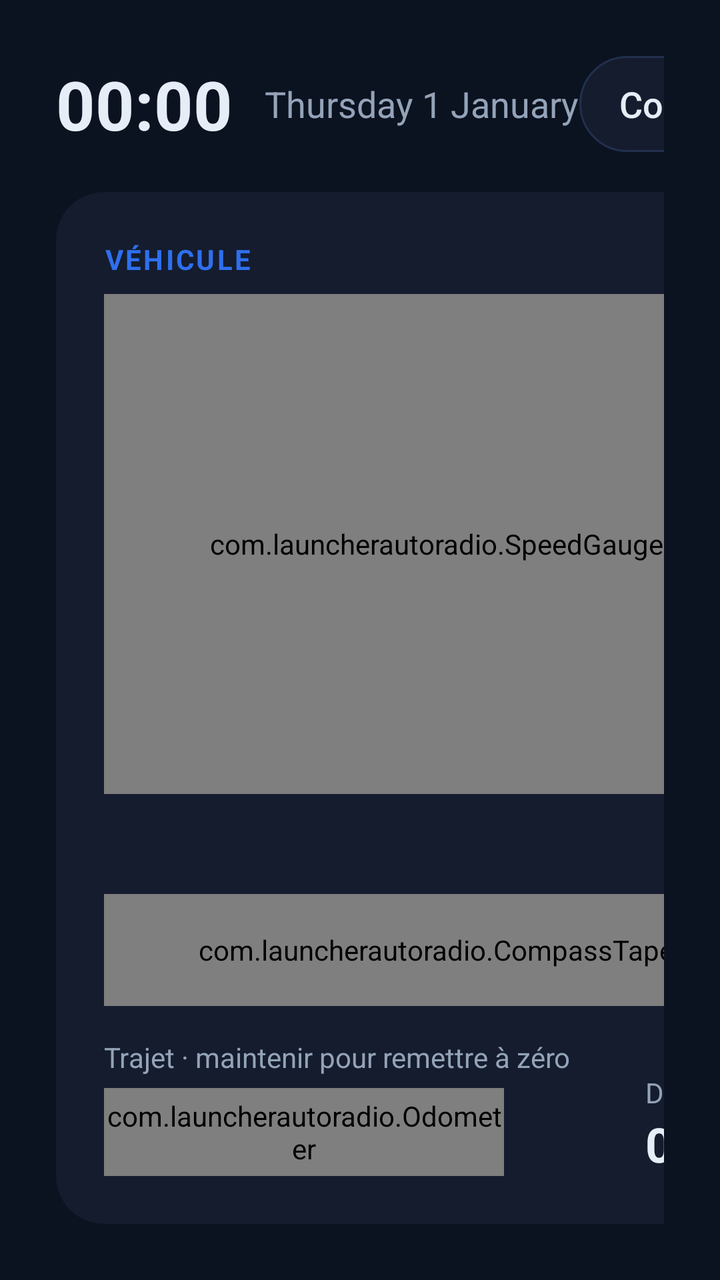
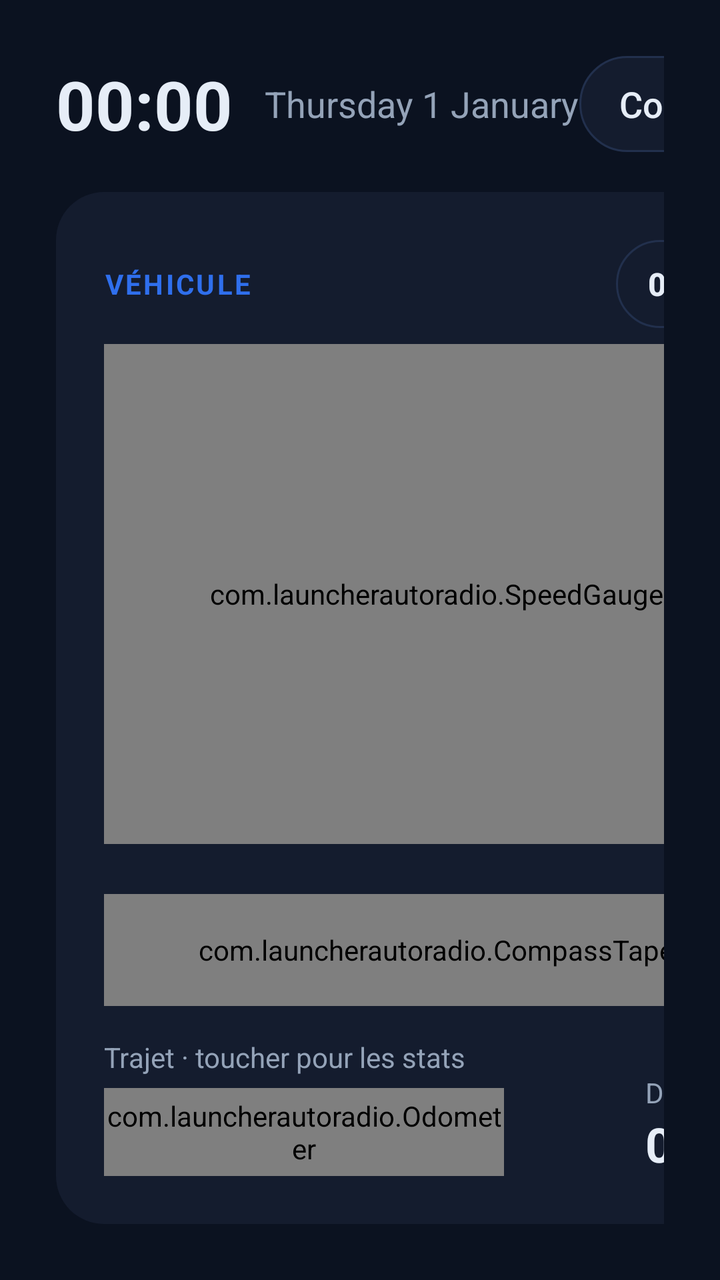

The first picture is an Android layout as it rendered before a commit; the second is the same layout after the commit. The layout source and the unified diff follow.
<!-- AndroidManifest.xml: application theme Theme.Launcher -->
<!-- res/layout/activity_main.xml -->
<?xml version="1.0" encoding="utf-8"?>
<LinearLayout xmlns:android="http://schemas.android.com/apk/res/android"
    android:layout_width="match_parent"
    android:layout_height="match_parent"
    android:orientation="vertical"
    android:padding="28dp"
    android:background="@color/bg">

    <LinearLayout
        android:layout_width="match_parent"
        android:layout_height="48dp"
        android:orientation="horizontal"
        android:gravity="center_vertical">
        <TextClock
            android:layout_width="wrap_content"
            android:layout_height="wrap_content"
            android:format24Hour="HH:mm"
            android:format12Hour="HH:mm"
            android:textSize="34sp"
            android:textStyle="bold"
            android:textColor="@color/text" />
        <TextClock
            android:layout_width="wrap_content"
            android:layout_height="wrap_content"
            android:layout_marginStart="16dp"
            android:format24Hour="EEEE d MMMM"
            android:format12Hour="EEEE d MMMM"
            android:textSize="18sp"
            android:textColor="@color/muted" />
        <View
            android:layout_width="0dp"
            android:layout_height="0dp"
            android:layout_weight="1" />
        <Button
            android:id="@+id/copy_can"
            android:layout_width="wrap_content"
            android:layout_height="match_parent"
            android:layout_marginEnd="12dp"
            android:background="@drawable/tile"
            android:paddingStart="20dp"
            android:paddingEnd="20dp"
            android:text="Copier appli CAN"
            android:textAllCaps="false"
            android:textColor="@color/text"
            android:textSize="18sp"
            android:stateListAnimator="@null" />
        <Button
            android:id="@+id/update"
            android:layout_width="wrap_content"
            android:layout_height="match_parent"
            android:background="@drawable/tile"
            android:paddingStart="20dp"
            android:paddingEnd="20dp"
            android:text="Mettre à jour"
            android:textAllCaps="false"
            android:textColor="@color/text"
            android:textSize="18sp"
            android:stateListAnimator="@null" />
    </LinearLayout>

    <LinearLayout
        android:layout_width="match_parent"
        android:layout_height="0dp"
        android:layout_weight="1"
        android:layout_marginTop="20dp"
        android:orientation="horizontal">

        <LinearLayout
            android:layout_width="380dp"
            android:layout_height="match_parent"
            android:orientation="vertical"
            android:padding="24dp"
            android:background="@drawable/card">
            <TextView
                android:layout_width="wrap_content"
                android:layout_height="wrap_content"
                android:text="VÉHICULE"
                android:textColor="@color/accent"
                android:textSize="14sp"
                android:textStyle="bold"
                android:letterSpacing="0.08" />
            <com.launcherautoradio.SpeedGauge
                android:id="@+id/speed"
                android:layout_width="match_parent"
                android:layout_height="250dp"
                android:layout_marginTop="8dp" />
            <Button
                android:id="@+id/loc_access"
                android:layout_width="match_parent"
                android:layout_height="wrap_content"
                android:text="@string/loc_access"
                android:textAllCaps="false"
                android:visibility="gone" />
            <View
                android:layout_width="match_parent"
                android:layout_height="0dp"
                android:layout_weight="1" />
            <com.launcherautoradio.CompassTape
                android:id="@+id/heading"
                android:layout_width="match_parent"
                android:layout_height="56dp" />
            <LinearLayout
                android:layout_width="match_parent"
                android:layout_height="wrap_content"
                android:layout_marginTop="16dp"
                android:orientation="horizontal"
                android:gravity="bottom">
                <LinearLayout
                    android:layout_width="0dp"
                    android:layout_height="wrap_content"
                    android:layout_weight="1"
                    android:orientation="vertical">
                    <TextView style="@style/StatLabel" android:text="Trajet · maintenir pour remettre à zéro" />
                    <com.launcherautoradio.Odometer
                        android:id="@+id/trip"
                        android:layout_width="200dp"
                        android:layout_height="44dp"
                        android:layout_marginTop="6dp"
                        android:clickable="true"
                        android:focusable="true" />
                </LinearLayout>
                <LinearLayout
                    android:layout_width="wrap_content"
                    android:layout_height="wrap_content"
                    android:orientation="vertical">
                    <TextView style="@style/StatLabel" android:text="Durée" />
                    <Chronometer android:id="@+id/duration" style="@style/StatValue" />
                </LinearLayout>
            </LinearLayout>
        </LinearLayout>

        <GridLayout
            android:layout_width="0dp"
            android:layout_height="match_parent"
            android:layout_weight="1"
            android:layout_marginStart="10dp"
            android:columnCount="3"
            android:rowCount="2">
            <LinearLayout android:id="@+id/tile_carplay" style="@style/TileBoxAccent">
                <ImageView android:layout_width="44dp" android:layout_height="44dp" android:src="@drawable/ic_carplay" android:importantForAccessibility="no" />
                <TextView style="@style/TileLabelAccent" android:text="CarPlay" />
            </LinearLayout>
            <LinearLayout android:id="@+id/tile_nav" style="@style/TileBox">
                <ImageView android:layout_width="44dp" android:layout_height="44dp" android:src="@drawable/ic_nav" android:importantForAccessibility="no" />
                <TextView style="@style/TileLabel" android:text="Navigation" />
            </LinearLayout>
            <LinearLayout android:id="@+id/tile_music" style="@style/TileBox">
                <ImageView android:layout_width="44dp" android:layout_height="44dp" android:src="@drawable/ic_music" android:importantForAccessibility="no" />
                <TextView style="@style/TileLabel" android:text="Musique" />
            </LinearLayout>
            <LinearLayout android:id="@+id/tile_phone" style="@style/TileBox">
                <ImageView android:layout_width="44dp" android:layout_height="44dp" android:src="@drawable/ic_phone" android:importantForAccessibility="no" />
                <TextView style="@style/TileLabel" android:text="Téléphone" />
            </LinearLayout>
            <LinearLayout android:id="@+id/tile_apps" style="@style/TileBox">
                <ImageView android:layout_width="44dp" android:layout_height="44dp" android:src="@drawable/ic_apps" android:importantForAccessibility="no" />
                <TextView style="@style/TileLabel" android:text="Applis" />
            </LinearLayout>
            <LinearLayout android:id="@+id/tile_settings" style="@style/TileBox">
                <ImageView android:layout_width="44dp" android:layout_height="44dp" android:src="@drawable/ic_settings" android:importantForAccessibility="no" />
                <TextView style="@style/TileLabel" android:text="Réglages" />
            </LinearLayout>
        </GridLayout>
    </LinearLayout>
</LinearLayout>
<!-- resources referenced by this layout -->
<resources>
  <color name="accent">#2F6FED</color>
  <color name="bg">#0B1220</color>
  <color name="muted">#94A3B8</color>
  <color name="text">#E6EDF7</color>
  <!-- drawable card (drawable) -->
  <shape xmlns:android="http://schemas.android.com/apk/res/android" android:shape="rectangle">
      <solid android:color="@color/card" />
      <corners android:radius="24dp" />
  </shape>
  <!-- drawable ic_apps (drawable) -->
  <vector xmlns:android="http://schemas.android.com/apk/res/android" android:width="44dp" android:height="44dp" android:viewportWidth="24" android:viewportHeight="24">
      <path android:pathData="M4,4h6v6h-6zM14,4h6v6h-6zM4,14h6v6h-6zM14,14h6v6h-6z" android:fillColor="#00000000" android:strokeColor="@color/accent" android:strokeWidth="1.8" android:strokeLineJoin="round" />
  </vector>
  <!-- drawable ic_nav (drawable) -->
  <vector xmlns:android="http://schemas.android.com/apk/res/android" android:width="44dp" android:height="44dp" android:viewportWidth="24" android:viewportHeight="24">
      <path android:pathData="M3,11l18,-8l-8,18l-2,-8z" android:fillColor="#00000000" android:strokeColor="@color/accent" android:strokeWidth="1.8" android:strokeLineCap="round" android:strokeLineJoin="round" />
  </vector>
  <!-- drawable ic_settings (drawable) -->
  <vector xmlns:android="http://schemas.android.com/apk/res/android" android:width="44dp" android:height="44dp" android:viewportWidth="24" android:viewportHeight="24">
      <path android:pathData="M4,6h16M4,12h16M4,18h16M14,4v4M8,10v4M16,16v4" android:fillColor="#00000000" android:strokeColor="@color/accent" android:strokeWidth="1.8" android:strokeLineCap="round" />
  </vector>
  <!-- drawable tile (drawable) -->
  <shape xmlns:android="http://schemas.android.com/apk/res/android" android:shape="rectangle">
      <solid android:color="@color/card" />
      <stroke android:width="1dp" android:color="#22304D" />
      <corners android:radius="24dp" />
  </shape>
  <string name="loc_access">Autoriser la localisation</string>
  <style name="StatLabel">
          <item name="android:layout_width">wrap_content</item>
          <item name="android:layout_height">wrap_content</item>
          <item name="android:textColor">@color/muted</item>
          <item name="android:textSize">14sp</item>
      </style>
  <style name="StatValue">
          <item name="android:layout_width">wrap_content</item>
          <item name="android:layout_height">wrap_content</item>
          <item name="android:textColor">@color/text</item>
          <item name="android:textSize">24sp</item>
          <item name="android:textStyle">bold</item>
      </style>
  <style name="TileBoxAccent" parent="TileBox">
          <item name="android:background">@drawable/tile_accent</item>
      </style>
  <style name="TileLabel">
          <item name="android:layout_width">wrap_content</item>
          <item name="android:layout_height">wrap_content</item>
          <item name="android:layout_marginTop">12dp</item>
          <item name="android:textColor">@color/text</item>
          <item name="android:textSize">22sp</item>
          <item name="android:maxLines">2</item>
          <item name="android:gravity">center</item>
      </style>
  <style name="TileLabelAccent" parent="TileLabel">
          <item name="android:textColor">#FFFFFF</item>
      </style>
  <style name="Theme.Launcher" parent="@android:style/Theme.Material.NoActionBar.Fullscreen">
          <item name="android:windowBackground">@color/bg</item>
          <item name="android:colorAccent">@color/accent</item>
      </style>
  <color name="card">#141C2E</color>
  <!-- drawable tile_accent (drawable) -->
  <shape xmlns:android="http://schemas.android.com/apk/res/android" android:shape="rectangle">
      <solid android:color="@color/accent" />
      <corners android:radius="24dp" />
  </shape>
  <!-- unchanged entries left out for length: 4 -->
</resources>

<!-- the commit's change to res/layout/activity_main.xml (unified diff, before → after) -->
@@ -71,14 +71,35 @@
             android:orientation="vertical"
             android:padding="24dp"
             android:background="@drawable/card">
-            <TextView
-                android:layout_width="wrap_content"
+            <LinearLayout
+                android:layout_width="match_parent"
                 android:layout_height="wrap_content"
-                android:text="VÉHICULE"
-                android:textColor="@color/accent"
-                android:textSize="14sp"
-                android:textStyle="bold"
-                android:letterSpacing="0.08" />
+                android:orientation="horizontal"
+                android:gravity="center_vertical">
+                <TextView
+                    android:layout_width="0dp"
+                    android:layout_height="wrap_content"
+                    android:layout_weight="1"
+                    android:text="VÉHICULE"
+                    android:textColor="@color/accent"
+                    android:textSize="14sp"
+                    android:textStyle="bold"
+                    android:letterSpacing="0.08" />
+                <Button
+                    android:id="@+id/accel"
+                    android:layout_width="wrap_content"
+                    android:layout_height="44dp"
+                    android:minWidth="0dp"
+                    android:background="@drawable/tile"
+                    android:paddingStart="16dp"
+                    android:paddingEnd="16dp"
+                    android:text="0-100"
+                    android:textAllCaps="false"
+                    android:textColor="@color/text"
+                    android:textSize="16sp"
+                    android:textStyle="bold"
+                    android:stateListAnimator="@null" />
+            </LinearLayout>
             <com.launcherautoradio.SpeedGauge
                 android:id="@+id/speed"
                 android:layout_width="match_parent"
@@ -110,7 +131,7 @@
                     android:layout_height="wrap_content"
                     android:layout_weight="1"
                     android:orientation="vertical">
-                    <TextView style="@style/StatLabel" android:text="Trajet · maintenir pour remettre à zéro" />
+                    <TextView style="@style/StatLabel" android:text="Trajet · toucher pour les stats" />
                     <com.launcherautoradio.Odometer
                         android:id="@+id/trip"
                         android:layout_width="200dp"
